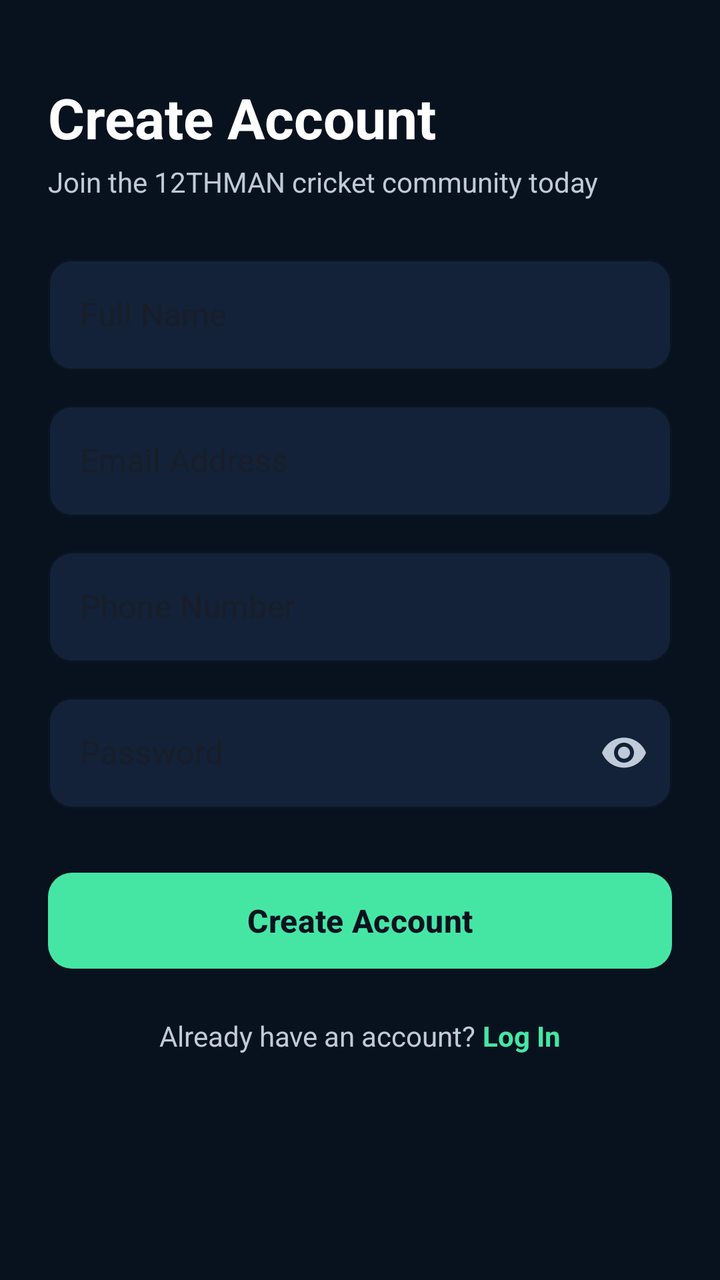
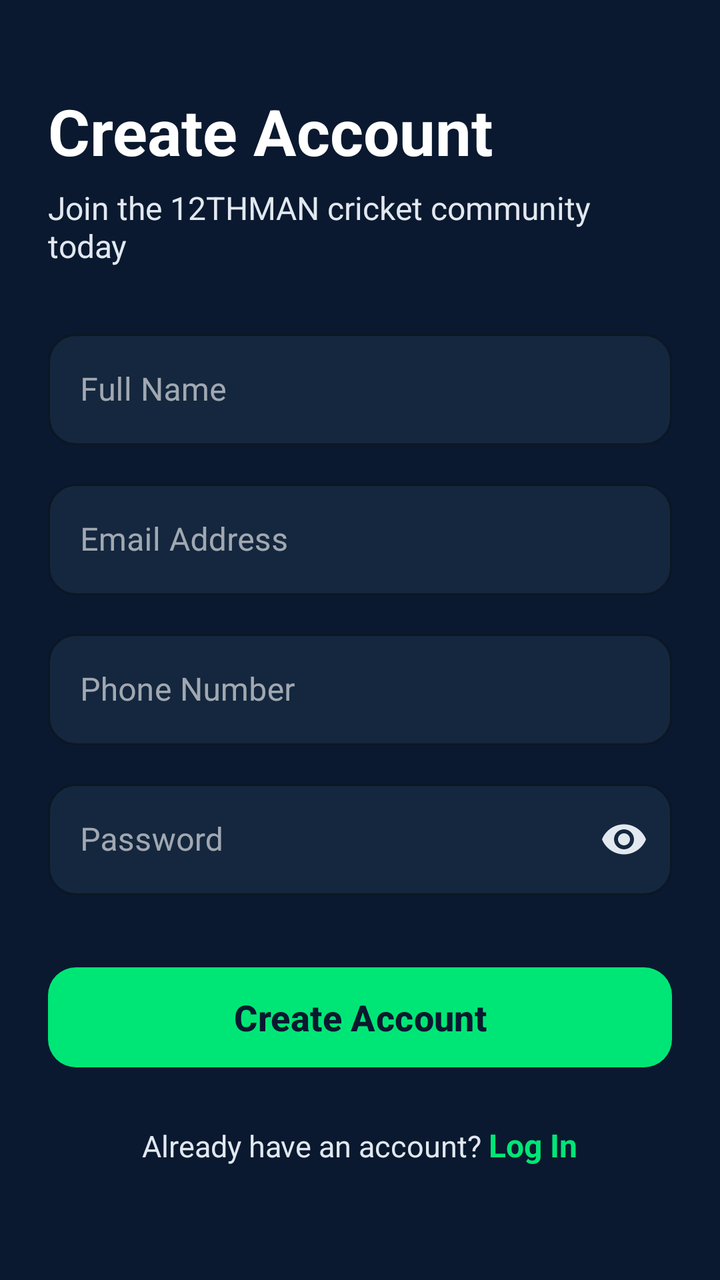

Compare the two renders of this Android layout. The source of the first and the diff that turns it into the second are given below.
<!-- AndroidManifest.xml: application theme Theme.TwelveMan -->
<!-- res/layout/fragment_register.xml -->
<?xml version="1.0" encoding="utf-8"?>
<ScrollView xmlns:android="http://schemas.android.com/apk/res/android"
    xmlns:app="http://schemas.android.com/apk/res-auto"
    android:layout_width="match_parent"
    android:layout_height="match_parent"
    android:background="@color/bg_light"
    android:fillViewport="true">

    <LinearLayout
        android:layout_width="match_parent"
        android:layout_height="wrap_content"
        android:orientation="vertical"
        android:padding="24dp">

        <TextView
            android:layout_width="wrap_content"
            android:layout_height="wrap_content"
            android:layout_marginTop="16dp"
            android:text="Create Account"
            android:textColor="@color/text_primary"
            android:textSize="28sp"
            android:textStyle="bold" />

        <TextView
            android:layout_width="wrap_content"
            android:layout_height="wrap_content"
            android:layout_marginTop="4dp"
            android:text="Join the 12THMAN cricket community today"
            android:textColor="@color/text_secondary"
            android:textSize="14sp" />

        <com.google.android.material.textfield.TextInputLayout
            style="@style/Widget.MaterialComponents.TextInputLayout.OutlinedBox"
            android:layout_width="match_parent"
            android:layout_height="wrap_content"
            android:layout_marginTop="24dp"
            android:hint="Full Name"
            app:boxBackgroundColor="@color/surface_white"
            app:boxCornerRadiusBottomEnd="12dp"
            app:boxCornerRadiusBottomStart="12dp"
            app:boxCornerRadiusTopEnd="12dp"
            app:boxCornerRadiusTopStart="12dp"
            app:boxStrokeColor="@color/accent_green"
            app:hintTextColor="@color/accent_green">

            <com.google.android.material.textfield.TextInputEditText
                android:id="@+id/etFullName"
                android:layout_width="match_parent"
                android:layout_height="wrap_content"
                android:inputType="textPersonName"
                android:textColor="@color/text_primary" />
        </com.google.android.material.textfield.TextInputLayout>

        <com.google.android.material.textfield.TextInputLayout
            style="@style/Widget.MaterialComponents.TextInputLayout.OutlinedBox"
            android:layout_width="match_parent"
            android:layout_height="wrap_content"
            android:layout_marginTop="12dp"
            android:hint="Email Address"
            app:boxBackgroundColor="@color/surface_white"
            app:boxCornerRadiusBottomEnd="12dp"
            app:boxCornerRadiusBottomStart="12dp"
            app:boxCornerRadiusTopEnd="12dp"
            app:boxCornerRadiusTopStart="12dp"
            app:boxStrokeColor="@color/accent_green"
            app:hintTextColor="@color/accent_green">

            <com.google.android.material.textfield.TextInputEditText
                android:id="@+id/etEmail"
                android:layout_width="match_parent"
                android:layout_height="wrap_content"
                android:inputType="textEmailAddress"
                android:textColor="@color/text_primary" />
        </com.google.android.material.textfield.TextInputLayout>

        <com.google.android.material.textfield.TextInputLayout
            style="@style/Widget.MaterialComponents.TextInputLayout.OutlinedBox"
            android:layout_width="match_parent"
            android:layout_height="wrap_content"
            android:layout_marginTop="12dp"
            android:hint="Phone Number"
            app:boxBackgroundColor="@color/surface_white"
            app:boxCornerRadiusBottomEnd="12dp"
            app:boxCornerRadiusBottomStart="12dp"
            app:boxCornerRadiusTopEnd="12dp"
            app:boxCornerRadiusTopStart="12dp"
            app:boxStrokeColor="@color/accent_green"
            app:hintTextColor="@color/accent_green">

            <com.google.android.material.textfield.TextInputEditText
                android:id="@+id/etPhone"
                android:layout_width="match_parent"
                android:layout_height="wrap_content"
                android:inputType="phone"
                android:textColor="@color/text_primary" />
        </com.google.android.material.textfield.TextInputLayout>

        <com.google.android.material.textfield.TextInputLayout
            style="@style/Widget.MaterialComponents.TextInputLayout.OutlinedBox"
            android:layout_width="match_parent"
            android:layout_height="wrap_content"
            android:layout_marginTop="12dp"
            android:hint="Password"
            app:boxBackgroundColor="@color/surface_white"
            app:boxCornerRadiusBottomEnd="12dp"
            app:boxCornerRadiusBottomStart="12dp"
            app:boxCornerRadiusTopEnd="12dp"
            app:boxCornerRadiusTopStart="12dp"
            app:boxStrokeColor="@color/accent_green"
            app:hintTextColor="@color/accent_green"
            app:passwordToggleEnabled="true"
            app:passwordToggleTint="@color/text_secondary">

            <com.google.android.material.textfield.TextInputEditText
                android:id="@+id/etPassword"
                android:layout_width="match_parent"
                android:layout_height="wrap_content"
                android:inputType="textPassword"
                android:textColor="@color/text_primary" />
        </com.google.android.material.textfield.TextInputLayout>

        <com.google.android.material.button.MaterialButton
            android:id="@+id/btnRegister"
            android:layout_width="match_parent"
            android:layout_height="56dp"
            android:layout_marginTop="28dp"
            android:text="Create Account"
            android:textColor="@color/primary_navy"
            android:textSize="16sp"
            android:textStyle="bold"
            app:backgroundTint="@color/accent_green"
            app:cornerRadius="12dp" />

        <LinearLayout
            android:layout_width="wrap_content"
            android:layout_height="wrap_content"
            android:layout_gravity="center_horizontal"
            android:layout_marginTop="20dp"
            android:orientation="horizontal">

            <TextView
                android:layout_width="wrap_content"
                android:layout_height="wrap_content"
                android:text="Already have an account? "
                android:textColor="@color/text_secondary" />

            <TextView
                android:id="@+id/tvGoToRegister"
                android:layout_width="wrap_content"
                android:layout_height="wrap_content"
                android:text="Log In"
                android:textColor="@color/accent_green"
                android:textStyle="bold" />
        </LinearLayout>
    </LinearLayout>
</ScrollView>
<!-- resources referenced by this layout -->
<resources>
  <color name="accent_green">#45E6A4</color>
  <color name="bg_light">#08121F</color>
  <color name="primary_navy">#08121F</color>
  <color name="surface_white">#132238</color>
  <color name="text_primary">#FFFFFF</color>
  <color name="text_secondary">#C0CAD8</color>
  <style name="Theme.TwelveMan" parent="Theme.Material3.DayNight.NoActionBar">
          <item name="colorPrimary">@color/accent_green</item>
          <item name="colorPrimaryVariant">@color/primary_variant</item>
          <item name="colorOnPrimary">@color/primary_navy</item>
          <item name="colorSecondary">@color/accent_green</item>
          <item name="colorOnSecondary">@color/primary_navy</item>
          <item name="android:statusBarColor">@color/primary_navy</item>
          <item name="android:windowBackground">@color/bg_light</item>
      </style>
  <color name="primary_variant">#132238</color>
</resources>

<!-- the commit's change to res/layout/fragment_register.xml (unified diff, before → after) -->
@@ -15,31 +15,31 @@
         <TextView
             android:layout_width="wrap_content"
             android:layout_height="wrap_content"
-            android:layout_marginTop="16dp"
+            android:layout_marginTop="20dp"
             android:text="Create Account"
             android:textColor="@color/text_primary"
-            android:textSize="28sp"
+            android:textSize="32sp"
             android:textStyle="bold" />
 
         <TextView
             android:layout_width="wrap_content"
             android:layout_height="wrap_content"
-            android:layout_marginTop="4dp"
+            android:layout_marginTop="6dp"
             android:text="Join the 12THMAN cricket community today"
             android:textColor="@color/text_secondary"
-            android:textSize="14sp" />
+            android:textSize="16sp" />
 
         <com.google.android.material.textfield.TextInputLayout
             style="@style/Widget.MaterialComponents.TextInputLayout.OutlinedBox"
             android:layout_width="match_parent"
             android:layout_height="wrap_content"
-            android:layout_marginTop="24dp"
+            android:layout_marginTop="28dp"
             android:hint="Full Name"
             app:boxBackgroundColor="@color/surface_white"
-            app:boxCornerRadiusBottomEnd="12dp"
-            app:boxCornerRadiusBottomStart="12dp"
-            app:boxCornerRadiusTopEnd="12dp"
-            app:boxCornerRadiusTopStart="12dp"
+            app:boxCornerRadiusBottomEnd="14dp"
+            app:boxCornerRadiusBottomStart="14dp"
+            app:boxCornerRadiusTopEnd="14dp"
+            app:boxCornerRadiusTopStart="14dp"
             app:boxStrokeColor="@color/accent_green"
             app:hintTextColor="@color/accent_green">
 
@@ -48,20 +48,21 @@
                 android:layout_width="match_parent"
                 android:layout_height="wrap_content"
                 android:inputType="textPersonName"
-                android:textColor="@color/text_primary" />
+                android:textColor="@color/text_primary"
+                android:textSize="16sp" />
         </com.google.android.material.textfield.TextInputLayout>
 
         <com.google.android.material.textfield.TextInputLayout
             style="@style/Widget.MaterialComponents.TextInputLayout.OutlinedBox"
             android:layout_width="match_parent"
             android:layout_height="wrap_content"
-            android:layout_marginTop="12dp"
+            android:layout_marginTop="14dp"
             android:hint="Email Address"
             app:boxBackgroundColor="@color/surface_white"
-            app:boxCornerRadiusBottomEnd="12dp"
-            app:boxCornerRadiusBottomStart="12dp"
-            app:boxCornerRadiusTopEnd="12dp"
-            app:boxCornerRadiusTopStart="12dp"
+            app:boxCornerRadiusBottomEnd="14dp"
+            app:boxCornerRadiusBottomStart="14dp"
+            app:boxCornerRadiusTopEnd="14dp"
+            app:boxCornerRadiusTopStart="14dp"
             app:boxStrokeColor="@color/accent_green"
             app:hintTextColor="@color/accent_green">
 
@@ -70,20 +71,21 @@
                 android:layout_width="match_parent"
                 android:layout_height="wrap_content"
                 android:inputType="textEmailAddress"
-                android:textColor="@color/text_primary" />
+                android:textColor="@color/text_primary"
+                android:textSize="16sp" />
         </com.google.android.material.textfield.TextInputLayout>
 
         <com.google.android.material.textfield.TextInputLayout
             style="@style/Widget.MaterialComponents.TextInputLayout.OutlinedBox"
             android:layout_width="match_parent"
             android:layout_height="wrap_content"
-            android:layout_marginTop="12dp"
+            android:layout_marginTop="14dp"
             android:hint="Phone Number"
             app:boxBackgroundColor="@color/surface_white"
-            app:boxCornerRadiusBottomEnd="12dp"
-            app:boxCornerRadiusBottomStart="12dp"
-            app:boxCornerRadiusTopEnd="12dp"
-            app:boxCornerRadiusTopStart="12dp"
+            app:boxCornerRadiusBottomEnd="14dp"
+            app:boxCornerRadiusBottomStart="14dp"
+            app:boxCornerRadiusTopEnd="14dp"
+            app:boxCornerRadiusTopStart="14dp"
             app:boxStrokeColor="@color/accent_green"
             app:hintTextColor="@color/accent_green">
 
@@ -92,20 +94,21 @@
                 android:layout_width="match_parent"
                 android:layout_height="wrap_content"
                 android:inputType="phone"
-                android:textColor="@color/text_primary" />
+                android:textColor="@color/text_primary"
+                android:textSize="16sp" />
         </com.google.android.material.textfield.TextInputLayout>
 
         <com.google.android.material.textfield.TextInputLayout
             style="@style/Widget.MaterialComponents.TextInputLayout.OutlinedBox"
             android:layout_width="match_parent"
             android:layout_height="wrap_content"
-            android:layout_marginTop="12dp"
+            android:layout_marginTop="14dp"
             android:hint="Password"
             app:boxBackgroundColor="@color/surface_white"
-            app:boxCornerRadiusBottomEnd="12dp"
-            app:boxCornerRadiusBottomStart="12dp"
-            app:boxCornerRadiusTopEnd="12dp"
-            app:boxCornerRadiusTopStart="12dp"
+            app:boxCornerRadiusBottomEnd="14dp"
+            app:boxCornerRadiusBottomStart="14dp"
+            app:boxCornerRadiusTopEnd="14dp"
+            app:boxCornerRadiusTopStart="14dp"
             app:boxStrokeColor="@color/accent_green"
             app:hintTextColor="@color/accent_green"
             app:passwordToggleEnabled="true"
@@ -116,33 +119,35 @@
                 android:layout_width="match_parent"
                 android:layout_height="wrap_content"
                 android:inputType="textPassword"
-                android:textColor="@color/text_primary" />
+                android:textColor="@color/text_primary"
+                android:textSize="16sp" />
         </com.google.android.material.textfield.TextInputLayout>
 
         <com.google.android.material.button.MaterialButton
             android:id="@+id/btnRegister"
             android:layout_width="match_parent"
-            android:layout_height="56dp"
-            android:layout_marginTop="28dp"
+            android:layout_height="58dp"
+            android:layout_marginTop="32dp"
             android:text="Create Account"
             android:textColor="@color/primary_navy"
-            android:textSize="16sp"
+            android:textSize="18sp"
             android:textStyle="bold"
             app:backgroundTint="@color/accent_green"
-            app:cornerRadius="12dp" />
+            app:cornerRadius="14dp" />
 
         <LinearLayout
             android:layout_width="wrap_content"
             android:layout_height="wrap_content"
             android:layout_gravity="center_horizontal"
-            android:layout_marginTop="20dp"
+            android:layout_marginTop="24dp"
             android:orientation="horizontal">
 
             <TextView
                 android:layout_width="wrap_content"
                 android:layout_height="wrap_content"
                 android:text="Already have an account? "
-                android:textColor="@color/text_secondary" />
+                android:textColor="@color/text_secondary"
+                android:textSize="15sp" />
 
             <TextView
                 android:id="@+id/tvGoToRegister"
@@ -150,6 +155,7 @@
                 android:layout_height="wrap_content"
                 android:text="Log In"
                 android:textColor="@color/accent_green"
+                android:textSize="16sp"
                 android:textStyle="bold" />
         </LinearLayout>
     </LinearLayout>
<!-- resource entries referenced after the edit -->
@@ -1,20 +1,69 @@
 <!-- resources referenced by this layout -->
 <resources>
-  <color name="accent_green">#45E6A4</color>
-  <color name="bg_light">#08121F</color>
-  <color name="primary_navy">#08121F</color>
-  <color name="surface_white">#132238</color>
+  <color name="accent_green">#00E676</color>
+  <color name="bg_light">#0A192F</color>
+  <color name="primary_navy">#0A192F</color>
+  <color name="surface_white">#14273E</color>
   <color name="text_primary">#FFFFFF</color>
-  <color name="text_secondary">#C0CAD8</color>
+  <color name="text_secondary">#E2E8F0</color>
   <style name="Theme.TwelveMan" parent="Theme.Material3.DayNight.NoActionBar">
+          
           <item name="colorPrimary">@color/accent_green</item>
           <item name="colorPrimaryVariant">@color/primary_variant</item>
           <item name="colorOnPrimary">@color/primary_navy</item>
-          <item name="colorSecondary">@color/accent_green</item>
+          <item name="colorSecondary">@color/accent_gold</item>
           <item name="colorOnSecondary">@color/primary_navy</item>
+          <item name="colorTertiary">@color/accent_blue</item>
+          <item name="colorOnTertiary">@color/text_white</item>
+          <item name="colorSurface">@color/surface_white</item>
+          <item name="colorOnSurface">@color/text_primary</item>
           <item name="android:statusBarColor">@color/primary_navy</item>
+          <item name="android:navigationBarColor">@color/primary_navy</item>
           <item name="android:windowBackground">@color/bg_light</item>
+  
+          
+          <item name="android:textColorPrimary">@color/text_primary</item>
+          <item name="android:textColorSecondary">@color/text_secondary</item>
+          <item name="android:textColorHint">@color/text_hint</item>
+  
+          <item name="textAppearanceHeadlineLarge">@style/TextAppearance.TwelveMan.HeadlineLarge</item>
+          <item name="textAppearanceHeadlineMedium">@style/TextAppearance.TwelveMan.HeadlineMedium</item>
+          <item name="textAppearanceTitleLarge">@style/TextAppearance.TwelveMan.TitleLarge</item>
+          <item name="textAppearanceBodyLarge">@style/TextAppearance.TwelveMan.BodyLarge</item>
+          <item name="textAppearanceBodyMedium">@style/TextAppearance.TwelveMan.BodyMedium</item>
       </style>
-  <color name="primary_variant">#132238</color>
+  <color name="primary_variant">#14273E</color>
+  <color name="accent_gold">#FFD700</color>
+  <color name="accent_blue">#2979FF</color>
+  <color name="text_white">#FFFFFF</color>
+  <color name="text_hint">#A0AEC0</color>
+  <style name="TextAppearance.TwelveMan.HeadlineLarge" parent="TextAppearance.Material3.HeadlineLarge">
+          <item name="android:textSize">@dimen/text_size_hero</item>
+          <item name="android:textStyle">bold</item>
+          <item name="android:textColor">@color/text_primary</item>
+      </style>
+  <style name="TextAppearance.TwelveMan.HeadlineMedium" parent="TextAppearance.Material3.HeadlineMedium">
+          <item name="android:textSize">@dimen/text_size_display</item>
+          <item name="android:textStyle">bold</item>
+          <item name="android:textColor">@color/text_primary</item>
+      </style>
+  <style name="TextAppearance.TwelveMan.TitleLarge" parent="TextAppearance.Material3.TitleLarge">
+          <item name="android:textSize">@dimen/text_size_headline</item>
+          <item name="android:textStyle">bold</item>
+          <item name="android:textColor">@color/text_primary</item>
+      </style>
+  <style name="TextAppearance.TwelveMan.BodyLarge" parent="TextAppearance.Material3.BodyLarge">
+          <item name="android:textSize">@dimen/text_size_body</item>
+          <item name="android:textColor">@color/text_primary</item>
+      </style>
+  <style name="TextAppearance.TwelveMan.BodyMedium" parent="TextAppearance.Material3.BodyMedium">
+          <item name="android:textSize">@dimen/text_size_body_secondary</item>
+          <item name="android:textColor">@color/text_secondary</item>
+      </style>
+  <dimen name="text_size_hero">34sp</dimen>
+  <dimen name="text_size_display">28sp</dimen>
+  <dimen name="text_size_headline">24sp</dimen>
+  <dimen name="text_size_body">16sp</dimen>
+  <dimen name="text_size_body_secondary">15sp</dimen>
 </resources>
 
